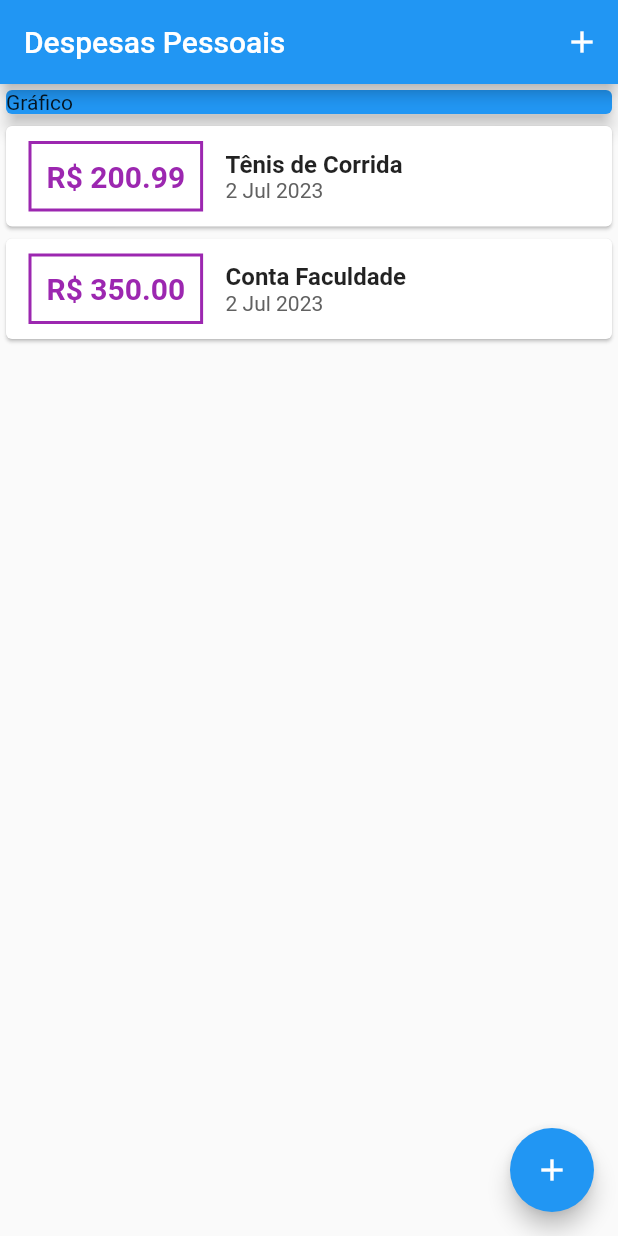
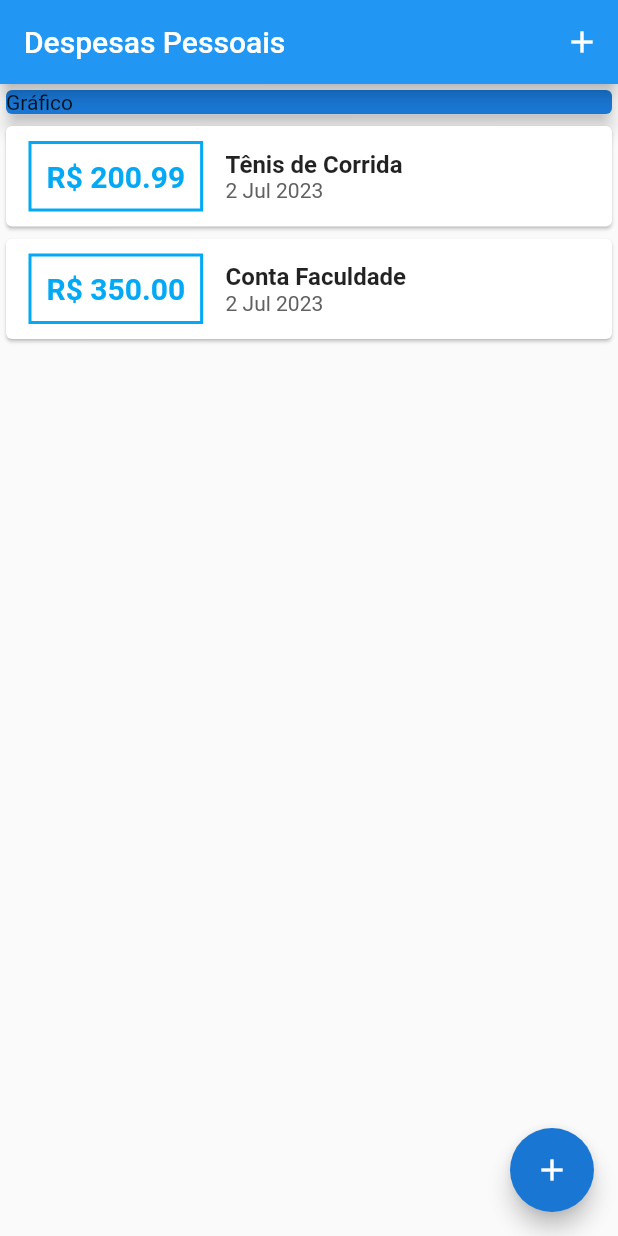
Before and after one commit to kestevesPUC/Curso_Flutter, a Flutter app: the screen it shows after launch, on a phone screen of 412 x 824 dp. Run offline on Flutter 3.47's test engine with Material 2 defaults, Android fonts, the phone set to English and light mode, and no system bars.

Commit message:
Theme Colors aula 116

```diff
--- a/lib/main.dart
+++ b/lib/main.dart
@@ -12,9 +12,17 @@ class ExpensesApp extends StatelessWidget {
 
   @override
   Widget build(BuildContext context) {
-    return const MaterialApp(
+    final ThemeData theme = ThemeData();
+
+    return MaterialApp(
       debugShowCheckedModeBanner: false,
-      home: MyHomePage(),
+      home: const MyHomePage(),
+      theme: theme.copyWith(
+        primaryColor: Colors.lightBlue,
+        colorScheme: theme.colorScheme.copyWith(
+          secondary: Colors.blue[700],
+        ),
+      ),
     );
   }
 }
@@ -35,6 +43,7 @@ class _MyHomePageState extends State<MyHomePage> {
   void _creatAndAddTransaction(String title, double value) {
     setState(() => _transactions
         .add(Transaction(Random().nextDouble().toString(), title, value)));
+    Navigator.of(context).pop();
   }
 
   _openTransactionFormModal(BuildContext context) {
--- a/lib/models/components/transaction_chart.dart
+++ b/lib/models/components/transaction_chart.dart
@@ -10,10 +10,10 @@ class TransactionChart extends StatefulWidget {
 class _TransactionChartState extends State<TransactionChart> {
   @override
   Widget build(BuildContext context) {
-    return const SizedBox(
+    return SizedBox(
       width: double.infinity,
       child: Card(
-        color: Colors.blue,
+        color: Theme.of(context).colorScheme.secondary,
         elevation: 5,
         child: Text("Gráfico"),
       ),
--- a/lib/models/components/transaction_list.dart
+++ b/lib/models/components/transaction_list.dart
@@ -25,17 +25,17 @@ class TransactionList extends StatelessWidget {
                   ),
                   decoration: BoxDecoration(
                     border: Border.all(
-                      color: Colors.purple,
+                      color: Theme.of(context).primaryColor,
                       width: 2,
                     ),
                   ),
                   padding: const EdgeInsets.all(10),
                   child: Text(
                     'R\$ ${tr.value.toStringAsFixed(2)}',
-                    style: const TextStyle(
+                    style: TextStyle(
                       fontWeight: FontWeight.bold,
                       fontSize: 20,
-                      color: Colors.purple,
+                      color: Theme.of(context).primaryColor,
                     ),
                   ),
                 ),
```
